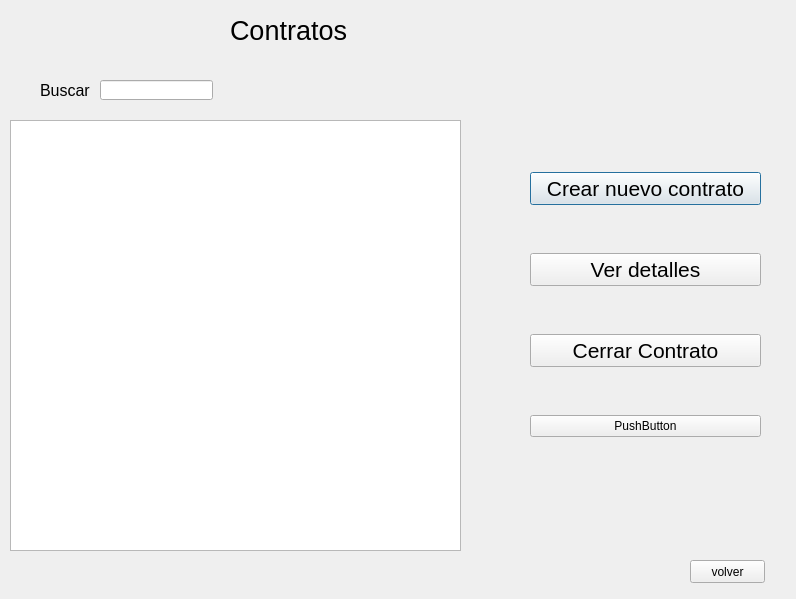
Jose-Cisneros/MoliTec, file gui_contratos_vertodos.ui: the form before one commit.
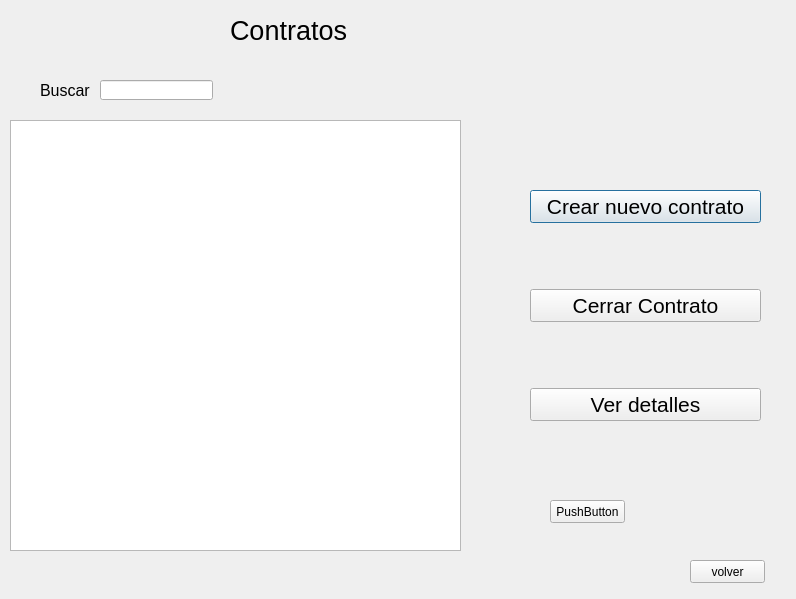
The form after the commit.

```diff
--- a/gui_contratos_vertodos.ui
+++ b/gui_contratos_vertodos.ui
@@ -99,26 +99,22 @@
        </font>
       </property>
       <property name="text">
-       <string>Ver detalles</string>
+       <string>Cerrar Contrato</string>
       </property>
      </widget>
     </item>
     <item>
      <widget class="QPushButton" name="pushButton_3">
+      <property name="enabled">
+       <bool>true</bool>
+      </property>
       <property name="font">
        <font>
         <pointsize>16</pointsize>
        </font>
       </property>
       <property name="text">
-       <string>Cerrar Contrato</string>
-      </property>
-     </widget>
-    </item>
-    <item>
-     <widget class="QPushButton" name="pushButton_5">
-      <property name="text">
-       <string>PushButton</string>
+       <string>Ver detalles</string>
       </property>
      </widget>
     </item>
@@ -137,6 +133,19 @@
     <string>volver</string>
    </property>
   </widget>
+  <widget class="QPushButton" name="pushButton_5">
+   <property name="geometry">
+    <rect>
+     <x>550</x>
+     <y>500</y>
+     <width>75</width>
+     <height>23</height>
+    </rect>
+   </property>
+   <property name="text">
+    <string>PushButton</string>
+   </property>
+  </widget>
  </widget>
  <resources/>
  <connections/>
```
